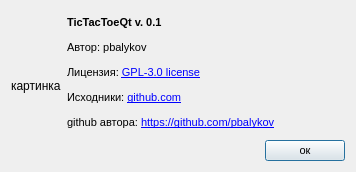
This is descriptions.ui in pbalykov/TicTacToeQt as Qt 5 draws it before an edit. The edited form follows.
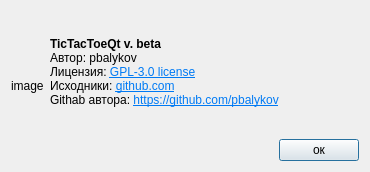
This is the edited form.

Diff of the .ui file:
```diff
--- a/descriptions.ui
+++ b/descriptions.ui
@@ -6,19 +6,25 @@
    <rect>
     <x>0</x>
     <y>0</y>
-    <width>356</width>
+    <width>370</width>
     <height>172</height>
    </rect>
   </property>
+  <property name="sizePolicy">
+   <sizepolicy hsizetype="Preferred" vsizetype="Preferred">
+    <horstretch>0</horstretch>
+    <verstretch>0</verstretch>
+   </sizepolicy>
+  </property>
   <property name="minimumSize">
    <size>
-    <width>356</width>
+    <width>370</width>
     <height>172</height>
    </size>
   </property>
   <property name="maximumSize">
    <size>
-    <width>356</width>
+    <width>370</width>
     <height>172</height>
    </size>
   </property>
@@ -30,12 +36,12 @@
     <widget class="QLabel" name="label">
      <property name="maximumSize">
       <size>
-       <width>142</width>
-       <height>154</height>
+       <width>80</width>
+       <height>80</height>
       </size>
      </property>
      <property name="text">
-      <string>картинка</string>
+      <string>image</string>
      </property>
     </widget>
    </item>
@@ -43,34 +49,8 @@
     <layout class="QVBoxLayout" name="verticalLayout">
      <item>
       <widget class="QLabel" name="label_2">
-       <property name="lineWidth">
-        <number>1</number>
-       </property>
        <property name="text">
-        <string>&lt;!DOCTYPE HTML PUBLIC &quot;-//W3C//DTD HTML 4.0//EN&quot; &quot;http://www.w3.org/TR/REC-html40/strict.dtd&quot;&gt;
-&lt;html&gt;&lt;head&gt;&lt;meta name=&quot;qrichtext&quot; content=&quot;1&quot; /&gt;&lt;style type=&quot;text/css&quot;&gt;
-p, li { white-space: pre-wrap; }
-&lt;/style&gt;&lt;/head&gt;&lt;body style=&quot; font-family:'MS Shell Dlg 2'; font-size:8pt; font-weight:400; font-style:normal;&quot;&gt;
-&lt;p style=&quot; margin-top:12px; margin-bottom:12px; margin-left:0px; margin-right:0px; -qt-block-indent:0; text-indent:0px;&quot;&gt;&lt;span style=&quot; font-weight:600;&quot;&gt;TicTacToeQt v. 0.1&lt;/span&gt;&lt;/p&gt;
-&lt;p style=&quot; margin-top:12px; margin-bottom:12px; margin-left:0px; margin-right:0px; -qt-block-indent:0; text-indent:0px;&quot;&gt;Автор: pbalykov &lt;/p&gt;
-&lt;p style=&quot; margin-top:12px; margin-bottom:12px; margin-left:0px; margin-right:0px; -qt-block-indent:0; text-indent:0px;&quot;&gt;Лицензия: &lt;a href=&quot;GPL-3.0 license&quot;&gt;&lt;span style=&quot; text-decoration: underline; color:#0000ff;&quot;&gt;GPL-3.0 license&lt;/span&gt;&lt;/a&gt;&lt;/p&gt;
-&lt;p style=&quot; margin-top:12px; margin-bottom:12px; margin-left:0px; margin-right:0px; -qt-block-indent:0; text-indent:0px;&quot;&gt;Исходники: &lt;a href=&quot;https://github.com/pbalykov/tic_tac_toe_qt&quot;&gt;&lt;span style=&quot; text-decoration: underline; color:#0000ff;&quot;&gt;github.com&lt;/span&gt;&lt;/a&gt;&lt;/p&gt;
-&lt;p style=&quot; margin-top:12px; margin-bottom:12px; margin-left:0px; margin-right:0px; -qt-block-indent:0; text-indent:0px;&quot;&gt;github автора: &lt;a href=&quot; https://github.com/pbalykov&quot;&gt;&lt;span style=&quot; text-decoration: underline; color:#0000ff;&quot;&gt;https://github.com/pbalykov&lt;/span&gt;&lt;/a&gt;&lt;/p&gt;&lt;/body&gt;&lt;/html&gt;</string>
-       </property>
-       <property name="textFormat">
-        <enum>Qt::AutoText</enum>
-       </property>
-       <property name="scaledContents">
-        <bool>false</bool>
-       </property>
-       <property name="wordWrap">
-        <bool>false</bool>
-       </property>
-       <property name="indent">
-        <number>-1</number>
-       </property>
-       <property name="openExternalLinks">
-        <bool>false</bool>
+        <string>&lt;html&gt;&lt;head/&gt;&lt;body&gt;&lt;p&gt;&lt;span style=&quot; font-weight:700;&quot;&gt;TicTacToeQt v. beta&lt;/span&gt;&lt;br/&gt;Автор: pbalykov&lt;br/&gt;Лицензия: &lt;a href=&quot;https://github.com/pbalykov/tic_tac_toe_qt/blob/main/LICENSE&quot;&gt;&lt;span style=&quot; text-decoration: underline; color:#007af4;&quot;&gt;GPL-3.0 license&lt;/span&gt;&lt;/a&gt;&lt;br/&gt;Исходники: &lt;a href=&quot;https://github.com/pbalykov/tic_tac_toe_qt&quot;&gt;&lt;span style=&quot; text-decoration: underline; color:#007af4;&quot;&gt;github.com&lt;/span&gt;&lt;/a&gt;&lt;br/&gt;Githab автора: &lt;a href=&quot;https://github.com/pbalykov&quot;&gt;&lt;span style=&quot; text-decoration: underline; color:#007af4;&quot;&gt;https://github.com/pbalykov&lt;/span&gt;&lt;/a&gt;&lt;/p&gt;&lt;/body&gt;&lt;/html&gt;</string>
        </property>
       </widget>
      </item>
@@ -91,11 +71,6 @@
        </item>
        <item>
         <widget class="QPushButton" name="buttonOk">
-         <property name="font">
-          <font>
-           <pointsize>8</pointsize>
-          </font>
-         </property>
          <property name="text">
           <string>ок</string>
          </property>
```
Left out of the diff: 2 changed lines with no effect on the pictures.
